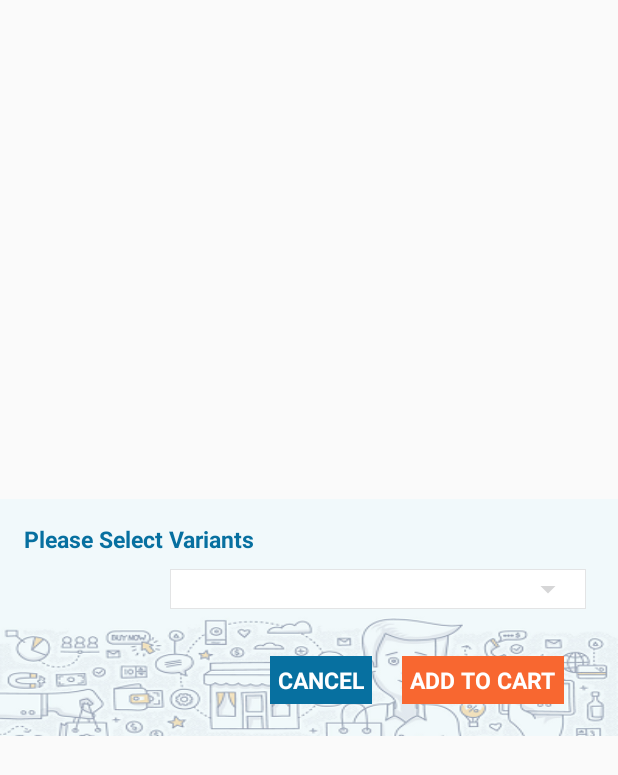
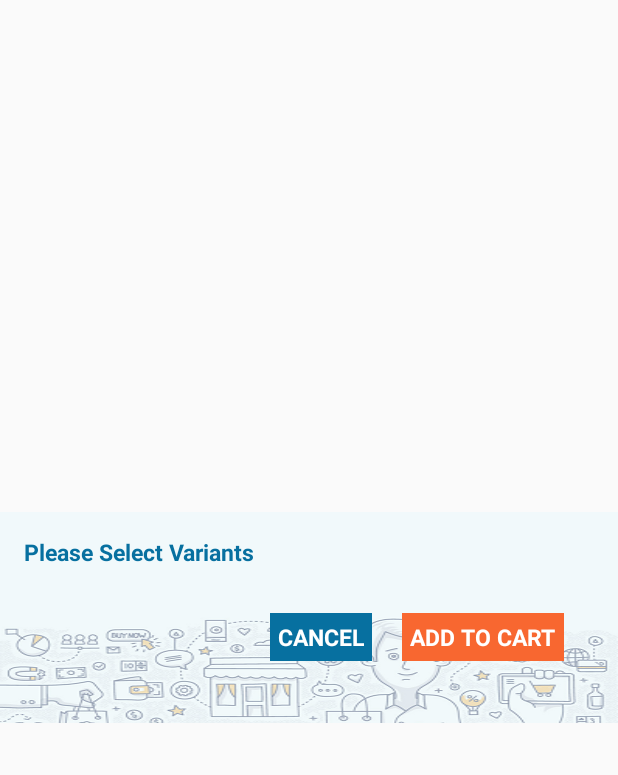
Before and after one commit to hitesh849/hitesh_commerce_1234, an Android app: the layout product_variants.xml on its own in the app's theme, with its tools: preview values and no code run, on a phone screen of 412 x 824 dp. Shown: the top 775 px of the screen. Run offline under Robolectric (Android 15) with nearby library versions, the light colour scheme and no system bars.

Commit message:
dynamic variants applied

```diff
--- a/app/src/main/java/com/dwacommerce/pos/viewControllers/CategoryFragment.java
+++ b/app/src/main/java/com/dwacommerce/pos/viewControllers/CategoryFragment.java
@@ -9,6 +9,7 @@ import android.view.View;
 import android.view.ViewGroup;
 import android.widget.GridView;
 import android.widget.LinearLayout;
+import android.widget.RelativeLayout;
 
 import com.dwacommerce.pos.R;
 import com.dwacommerce.pos.adapters.CategoryProductsAdapter;
@@ -50,7 +51,7 @@ public class CategoryFragment extends AbstractFragment implements TabLayout.OnTa
     private CategoryProductsAdapter categoryProductsAdapter;
     private LinearLayout lastParentSelectedCategory;
     private LinearLayout lastChildSelectedCategory;
-    private LinearLayout lastProductSelected;
+    private RelativeLayout lastProductSelected;
     private View childCategoryHeaderView;
     private View productItemHeaderView;
 
@@ -184,7 +185,7 @@ public class CategoryFragment extends AbstractFragment implements TabLayout.OnTa
                     categoryFragmentModel.getProductType(productData.productId);
                     // categoryFragmentModel.getProductType("DWA122116");
                 }
-                lastProductSelected = ((LinearLayout) view.getTag(vid));
+                lastProductSelected = ((RelativeLayout) view.getTag(vid));
                 lastProductSelected.setSelected(true);
             }
         } catch (Exception ex) {
--- a/app/src/main/res/layout/product_variants.xml
+++ b/app/src/main/res/layout/product_variants.xml
@@ -10,56 +10,27 @@
     <TextView
         android:layout_width="match_parent"
         android:layout_height="wrap_content"
+        android:layout_marginBottom="@dimen/dim_4"
         android:text="@string/please_select_variants"
         android:textColor="@color/colorAccent"
         android:textSize="@dimen/text_dim_15"
-        android:layout_marginBottom="@dimen/dim_4"
         android:textStyle="bold" />
 
-    <LinearLayout
+    <ScrollView
         android:layout_width="match_parent"
         android:layout_height="wrap_content"
-        android:layout_margin="@dimen/dim_5"
-        android:orientation="horizontal"
-        android:weightSum="10">
-
-        <TextView
-            android:id="@+id/txtNameProductVariants"
-            android:layout_width="0dp"
-            android:layout_height="wrap_content"
-            android:layout_gravity="center"
-            android:layout_weight="2.5"
-            android:gravity="center|left"
-            android:padding="@dimen/dim_2"
-            android:text=""
-            android:textColor="@android:color/black"
-            android:textSize="@dimen/text_dim_10" />
+        android:scrollbars="none"
+        android:fillViewport="true">
 
         <LinearLayout
-            android:layout_width="0dp"
+            android:id="@+id/variantContainer"
+            android:layout_width="match_parent"
             android:layout_height="wrap_content"
-            android:layout_weight="7.5"
-            android:background="@drawable/background_border">
+            android:layout_margin="@dimen/dim_5"
+            android:gravity="center"
+            android:orientation="vertical" />
+    </ScrollView>
 
-            <Spinner
-                android:id="@+id/drpDwnProductVariants"
-                android:layout_width="match_parent"
-                android:layout_height="match_parent"
-                android:layout_margin="@dimen/dim_1"
-                android:padding="@dimen/dim_1"
-                android:spinnerMode="dropdown" />
-        </LinearLayout>
-
-
-    </LinearLayout>
-
-    <LinearLayout
-        android:id="@+id/llVariantsContainer"
-        android:layout_width="match_parent"
-        android:layout_height="wrap_content"
-        android:layout_margin="@dimen/dim_5"
-        android:gravity="center"
-        android:orientation="vertical" />
 
     <LinearLayout
         android:layout_width="match_parent"
--- a/app/src/main/res/layout/variant_row.xml
+++ b/app/src/main/res/layout/variant_row.xml
@@ -2,7 +2,7 @@
 <LinearLayout xmlns:android="http://schemas.android.com/apk/res/android"
     android:layout_width="match_parent"
     android:layout_height="wrap_content"
-    android:layout_margin="@dimen/dim_5"
+    android:layout_margin="@dimen/dim_8"
     android:orientation="horizontal"
     android:weightSum="10">
 
@@ -14,7 +14,7 @@
         android:layout_weight="2.5"
         android:gravity="center|left"
         android:padding="@dimen/dim_2"
-        android:text=""
+        android:text="fabric"
         android:textColor="@android:color/black"
         android:textSize="@dimen/text_dim_10" />
 
@@ -27,7 +27,7 @@
         <Spinner
             android:id="@+id/drpDwnVariant"
             android:layout_width="match_parent"
-            android:layout_height="match_parent"
+            android:layout_height="wrap_content"
             android:layout_margin="@dimen/dim_1"
             android:padding="@dimen/dim_1"
             android:spinnerMode="dropdown" />
```
Also changed, not shown: app/src/main/java/com/dwacommerce/pos/dialogs/DashBordDialogs.java (+31 -64 lines), app/src/main/res/layout/products_data_row.xml (+5 -4 lines).
